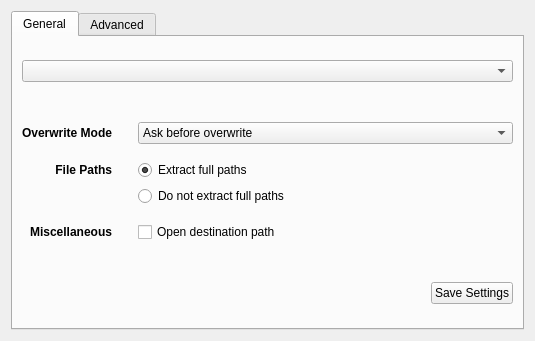
Above: experimental/app/extractiondialog.ui from f0x/aku before the change. Below: the same form after it.
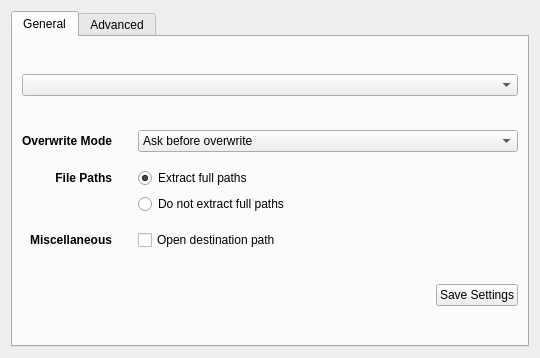
That is the form after the change. Custom widgets are drawn as their Qt base class.

Commit message: still size fixes

```diff
--- a/experimental/app/extractiondialog.ui
+++ b/experimental/app/extractiondialog.ui
@@ -5,8 +5,8 @@
    <rect>
     <x>0</x>
     <y>0</y>
-    <width>535</width>
-    <height>341</height>
+    <width>540</width>
+    <height>358</height>
    </rect>
   </property>
   <property name="minimumSize" >
@@ -55,22 +55,6 @@
            <item>
             <layout class="QHBoxLayout" name="horizontalLayout_2" />
            </item>
-           <item>
-            <spacer name="horizontalSpacer" >
-             <property name="orientation" >
-              <enum>Qt::Vertical</enum>
-             </property>
-             <property name="sizeType" >
-              <enum>QSizePolicy::Fixed</enum>
-             </property>
-             <property name="sizeHint" stdset="0" >
-              <size>
-               <width>20</width>
-               <height>20</height>
-              </size>
-             </property>
-            </spacer>
-           </item>
            <item>
             <layout class="QGridLayout" name="gridLayout" >
              <item row="0" column="0" >
@@ -261,22 +245,6 @@
              </item>
             </layout>
            </item>
-           <item>
-            <spacer name="verticalSpacer" >
-             <property name="orientation" >
-              <enum>Qt::Vertical</enum>
-             </property>
-             <property name="sizeType" >
-              <enum>QSizePolicy::Fixed</enum>
-             </property>
-             <property name="sizeHint" stdset="0" >
-              <size>
-               <width>20</width>
-               <height>20</height>
-              </size>
-             </property>
-            </spacer>
-           </item>
            <item>
             <layout class="QHBoxLayout" name="horizontalLayout" >
              <item>
```
The commit also changes 1 other file.
